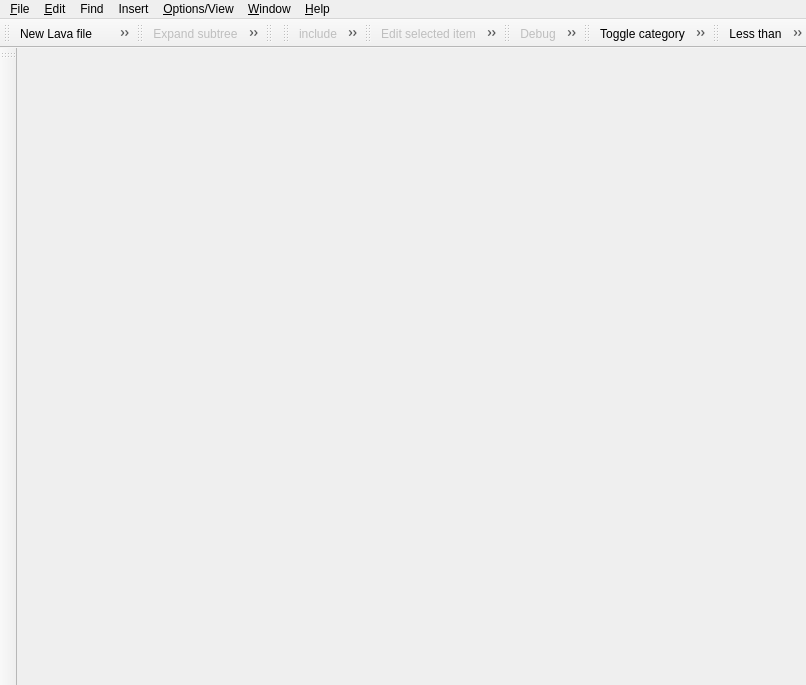
Old version of the form lavape/src/LavaPE_UI/cmainframe.ui in the repository berkus/lavape.
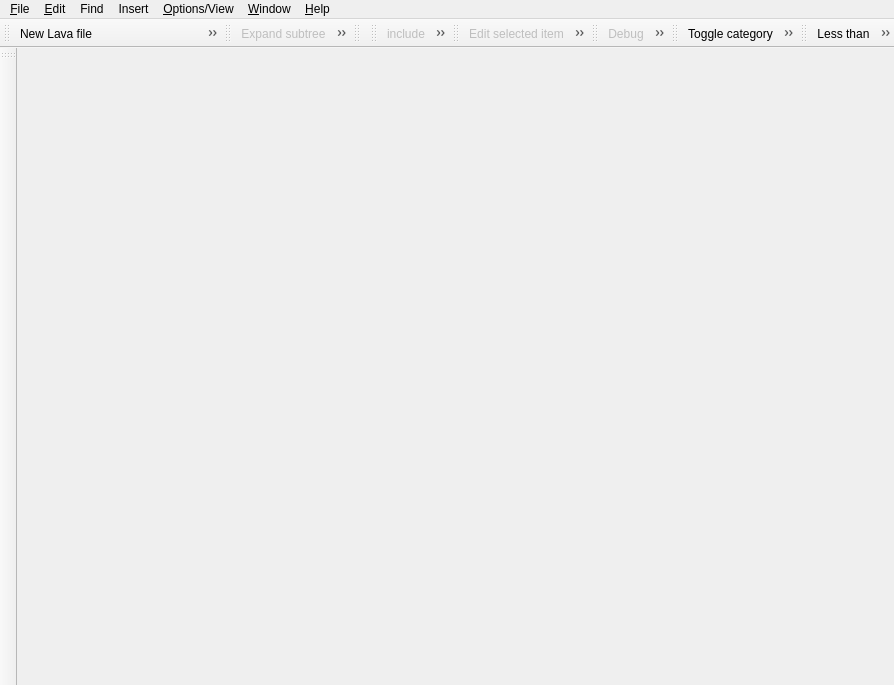
New version of the form. Icons and pictures are not drawn.

Patch:
```diff
--- a/lavape/src/LavaPE_UI/cmainframe.ui
+++ b/lavape/src/LavaPE_UI/cmainframe.ui
@@ -8,7 +8,7 @@
    <rect>
     <x>0</x>
     <y>0</y>
-    <width>740</width>
+    <width>894</width>
     <height>685</height>
    </rect>
   </property>
@@ -211,7 +211,7 @@
     <rect>
      <x>0</x>
      <y>0</y>
-     <width>740</width>
+     <width>894</width>
      <height>19</height>
     </rect>
    </property>
```
